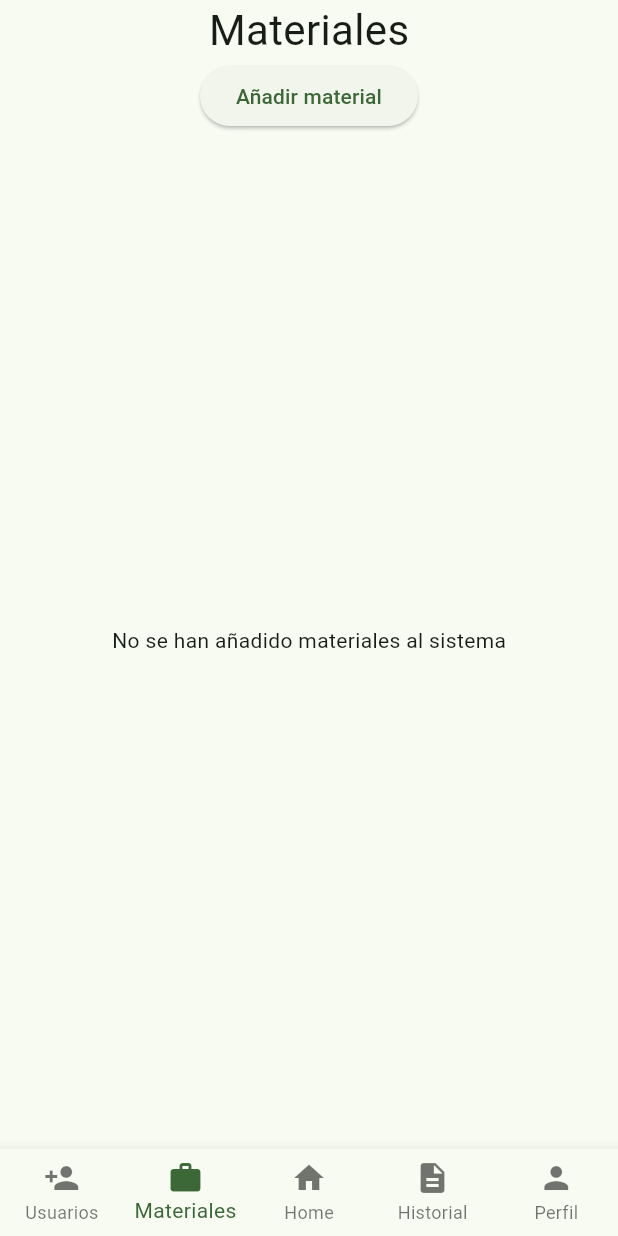
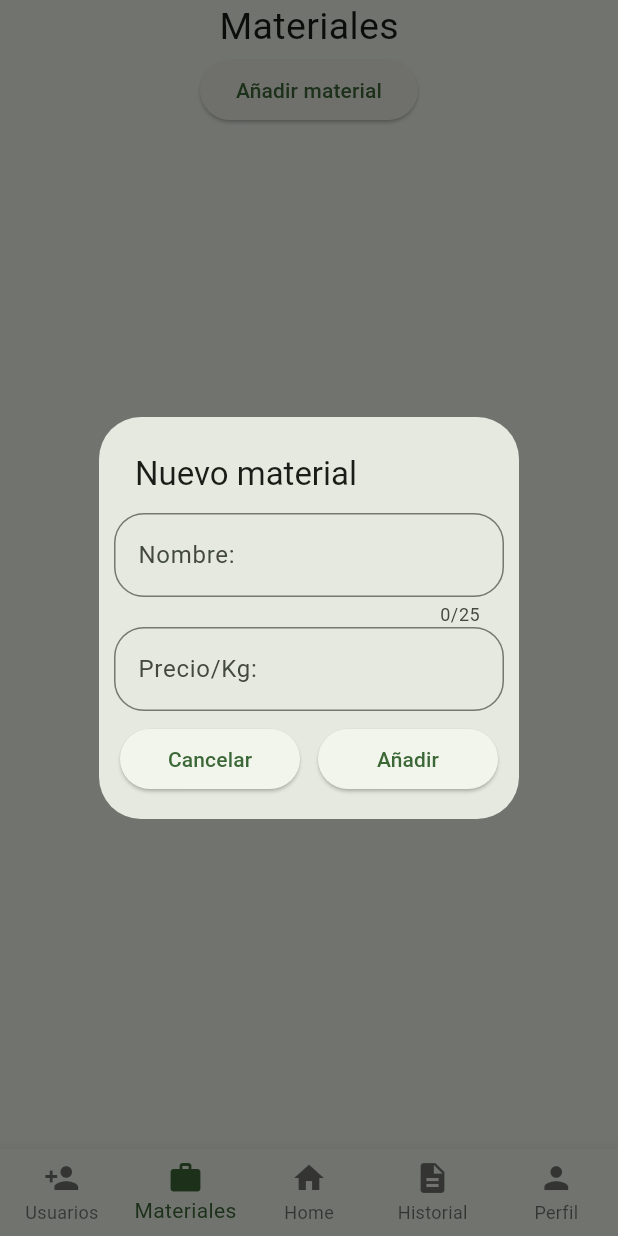
Before and after one commit to Leonides2/centro_de_reciclaje_sc, a Flutter app: the screen it shows after launch, item 2 of the bottom bar chosen, after a tap on "Añadir material", on a phone screen of 412 x 824 dp. Run offline on Flutter 3.47's test engine with Material 3 defaults, Android fonts, the phone set to English and light mode, and no system bars; our stand-ins replace loading_animation_widget, sqflite; accounts and stored records are empty.

Commit message:
feat: form añadir materiales

```diff
--- /dev/null
+++ b/lib/core/num_format.dart
@@ -0,0 +1,3 @@
+String formatNum(num n) {
+  return n.toStringAsFixed(n.truncateToDouble() == n ? 0 : 2);
+}
--- a/lib/main.dart
+++ b/lib/main.dart
@@ -12,7 +12,10 @@ class MainApp extends StatelessWidget {
   @override
   Widget build(BuildContext context) {
     return MaterialApp(
-      home: Scaffold(body: SafeArea(child: HomePage())),
+      home: Scaffold(
+        resizeToAvoidBottomInset: true,
+        body: SafeArea(child: HomePage()),
+      ),
       theme: ThemeData(
         colorScheme: ColorScheme.fromSeed(
           seedColor: Color(0x00017d1c),
--- a/lib/presentation/Pages/page_materials.dart
+++ b/lib/presentation/Pages/page_materials.dart
@@ -1,11 +1,18 @@
+import 'package:centro_de_reciclaje_sc/core/num_format.dart';
+import 'package:flutter/material.dart';
+import 'package:loading_animation_widget/loading_animation_widget.dart';
+
 import 'package:centro_de_reciclaje_sc/services/service_material.dart';
-import 'package:flutter/material.dart';
-
 import 'package:centro_de_reciclaje_sc/features/Models/model_material.dart';
 
-class MaterialsPage extends StatelessWidget {
-  MaterialsPage({super.key});
+class MaterialsPage extends StatefulWidget {
+  const MaterialsPage({super.key});
 
+  @override
+  State<MaterialsPage> createState() => _MaterialsPageState();
+}
+
+class _MaterialsPageState extends State<MaterialsPage> {
   final materialService = MaterialService.instance;
 
   @override
@@ -17,12 +24,21 @@ class MaterialsPage extends StatelessWidget {
             Title(
               color: Theme.of(context).primaryColor,
               child: Center(
-                child: Text("Materiales", textScaler: TextScaler.linear(2.0)),
+                child: Text("Materiales", style: TextStyle(fontSize: 25.0)),
               ),
             ),
             ElevatedButton(
               onPressed: () {
-                materialService.registerMaterial("Hierro", 20);
+                showDialog(
+                  context: context,
+                  builder: (context) {
+                    return AddMaterialDialog(
+                      onSuccess: () {
+                        setState(() {});
+                      },
+                    );
+                  },
+                );
               },
               child: Text("Añadir material"),
             ),
@@ -38,7 +54,14 @@ class MaterialsPage extends StatelessWidget {
             }
 
             if (!snapshot.hasData) {
-              return Expanded(child: Center(child: Text("Cargando...")));
+              return Expanded(
+                child: Center(
+                  child: LoadingAnimationWidget.waveDots(
+                    color: Theme.of(context).primaryColor,
+                    size: 50,
+                  ),
+                ),
+              );
             }
 
             if (snapshot.data!.isEmpty) {
@@ -56,11 +79,7 @@ class MaterialsPage extends StatelessWidget {
                 itemCount: snapshot.data?.length ?? 0,
                 itemBuilder: (context, index) {
                   RecyclingMaterial material = snapshot.data![index];
-                  return ListTile(
-                    title: Text(
-                      "Nombre: ${material.nombre}, Precio/Kilo: ${material.precioKilo}, Stock: ${material.stock} kg",
-                    ),
-                  );
+                  return MaterialCard(material);
                 },
               ),
             );
@@ -71,11 +90,157 @@ class MaterialsPage extends StatelessWidget {
   }
 }
 
-class MaterialCard extends StatelessWidget {
-  const MaterialCard({super.key});
+class AddMaterialDialog extends StatefulWidget {
+  const AddMaterialDialog({super.key, required this.onSuccess});
+
+  final Function onSuccess;
+
+  @override
+  State<AddMaterialDialog> createState() => _AddMaterialDialogState();
+}
+
+class _AddMaterialDialogState extends State<AddMaterialDialog> {
+  final TextEditingController textController = TextEditingController();
+  final TextEditingController weightController = TextEditingController();
+  final materialService = MaterialService.instance;
+
+  bool _formSubmitted = false;
+
+  @override
+  void dispose() {
+    textController.dispose();
+    weightController.dispose();
+
+    super.dispose();
+  }
 
   @override
   Widget build(BuildContext context) {
-    return Placeholder();
+    return SimpleDialog(
+      title: Text("Nuevo material"),
+      children: [
+        Padding(
+          padding: const EdgeInsets.only(left: 10.0, right: 10.0),
+          child: TextField(
+            controller: textController,
+            decoration: InputDecoration(
+              border: OutlineInputBorder(
+                borderRadius: BorderRadius.all(Radius.circular(20.0)),
+              ),
+              hintText: "Nombre:",
+              errorText:
+                  _formSubmitted && textController.text.isEmpty
+                      ? "Campo requerido"
+                      : null,
+            ),
+            maxLength: 25,
+          ),
+        ),
+        Padding(
+          padding: const EdgeInsets.only(left: 10.0, right: 10.0, bottom: 8.0),
+          child: TextField(
+            controller: weightController,
+            keyboardType: TextInputType.numberWithOptions(
+              signed: false,
+              decimal: true,
+            ),
+            decoration: InputDecoration(
+              border: OutlineInputBorder(
+                borderRadius: BorderRadius.all(Radius.circular(20.0)),
+              ),
+              hintText: "Precio/Kg:",
+              errorText:
+                  _formSubmitted && weightController.text.isEmpty
+                      ? "Campo requerido"
+                      : null,
+            ),
+          ),
+        ),
+        Row(
+          mainAxisAlignment: MainAxisAlignment.spaceAround,
+          children: [
+            Padding(
+              padding: const EdgeInsets.only(left: 8.0),
+              child: SizedBox(
+                width: 120,
+                child: ElevatedButton(
+                  onPressed: () {
+                    Navigator.pop(context);
+                  },
+                  child: Text("Cancelar"),
+                ),
+              ),
+            ),
+            Padding(
+              padding: const EdgeInsets.only(right: 8.0),
+              child: SizedBox(
+                width: 120,
+                child: ElevatedButton(
+                  onPressed: () {
+                    if (textController.text.isEmpty ||
+                        weightController.text.isEmpty) {
+                      setState(() {
+                        _formSubmitted = true;
+                      });
+                      return;
+                    }
+
+                    materialService.registerMaterial(
+                      textController.text,
+                      num.parse(weightController.text),
+                    );
+                    widget.onSuccess();
+                    Navigator.pop(context);
+                  },
+                  child: Text("Añadir"),
+                ),
+              ),
+            ),
+          ],
+        ),
+      ],
+    );
   }
 }
+
+class MaterialCard extends StatelessWidget {
+  const MaterialCard(this.material, {super.key});
+
+  final RecyclingMaterial material;
+
+  @override
+  Widget build(BuildContext context) {
+    return Card(
+      color: Theme.of(context).primaryColor,
+      shadowColor: Theme.of(context).shadowColor,
+      child: SizedBox(
+        height: 80,
+        child: Row(
+          children: [
+            Expanded(
+              child: Row(
+                children: [
+                  Padding(
+                    padding: const EdgeInsets.only(left: 8.0, right: 8.0),
+                    child: Icon(Icons.work, color: Colors.white, size: 35.0),
+                  ),
+                  Text(
+                    "${material.nombre} ₡${formatNum(material.precioKilo)}/Kg",
+                    style: TextStyle(fontSize: 20.0, color: Colors.white),
+                  ),
+                ],
+              ),
+            ),
+            Padding(
+              padding: const EdgeInsets.only(right: 8.0),
+              child: FloatingActionButton(
+                onPressed: () {},
+                child: Icon(Icons.edit),
+              ),
+            ),
+          ],
+        ),
+      ),
+    );
+  }
+}
--- a/lib/services/service_database.dart
+++ b/lib/services/service_database.dart
@@ -29,7 +29,7 @@ void createDatabase(Database db, int version) async {
   await db.execute('''
         CREATE TABLE Material (
           Id INTEGER PRIMARY KEY AUTOINCREMENT,
-          Nombre TEXT NOT NULL,
+          Nombre TEXT NOT NULL OR EMPTY,
           PrecioKilo REAL NOT NULL,
           Stock REAL NOT NULL
         );''');
--- a/lib/services/service_material.dart
+++ b/lib/services/service_material.dart
@@ -22,9 +22,17 @@ class MaterialService {
     return materials;
   }
 
-  void registerMaterial(nombre, precioKilo) async {
+  void registerMaterial(String nombre, num precioKilo) async {
+    if (nombre.isEmpty) {
+      throw Exception("El campo \"nombre\" debe no estar vacío");
+    }
+
+    if (precioKilo <= 0) {
+      throw Exception("El campo \"precioKilo\" debe no estar vacío");
+    }
+
     final db = await dbService.database;
-    final materialId = await db.insert("Material", {
+    await db.insert("Material", {
       "nombre": nombre,
       "precioKilo": precioKilo,
       "stock": 0,
--- a/pubspec.yaml
+++ b/pubspec.yaml
@@ -1,5 +1,5 @@
 name: centro_de_reciclaje_sc
-description: "Aplicacion para el manejo del Centro de Recliclaje SC"
+description: "Aplicacion para el manejo del Centro de Reciclaje SC"
 publish_to: 'none'
 version: 0.1.0
 
@@ -11,6 +11,7 @@ dependencies:
     sdk: flutter
   path: ^1.9.1
   sqflite: ^2.4.2
+  loading_animation_widget: ^1.3.0
 
 dev_dependencies:
   flutter_test:
```
Also changed, not shown: pubspec.lock.
